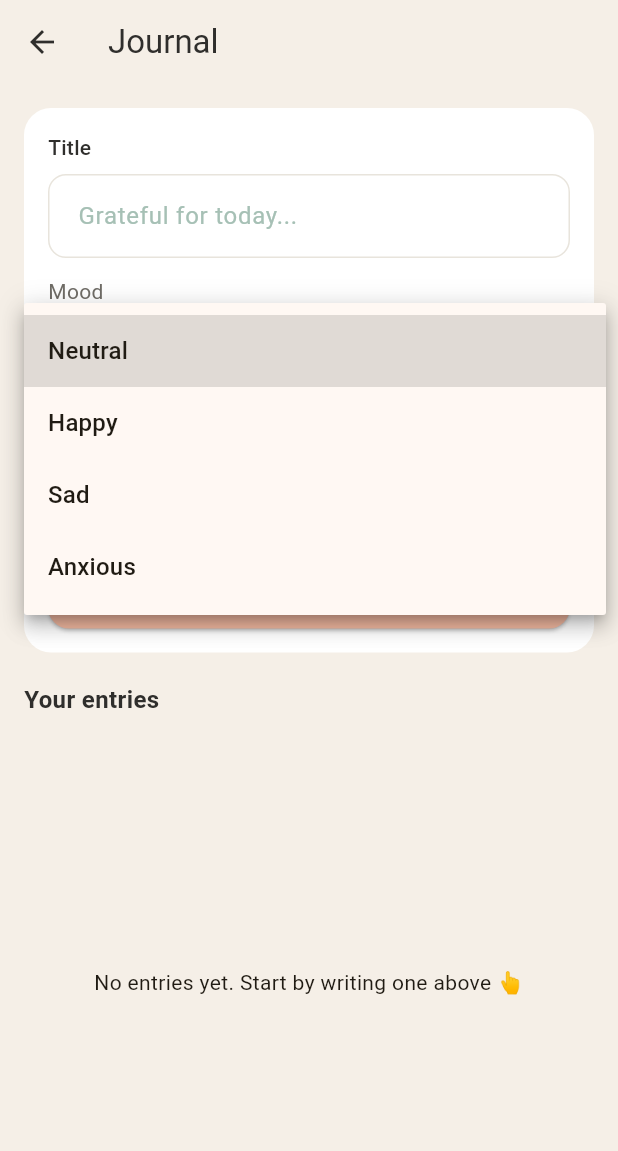
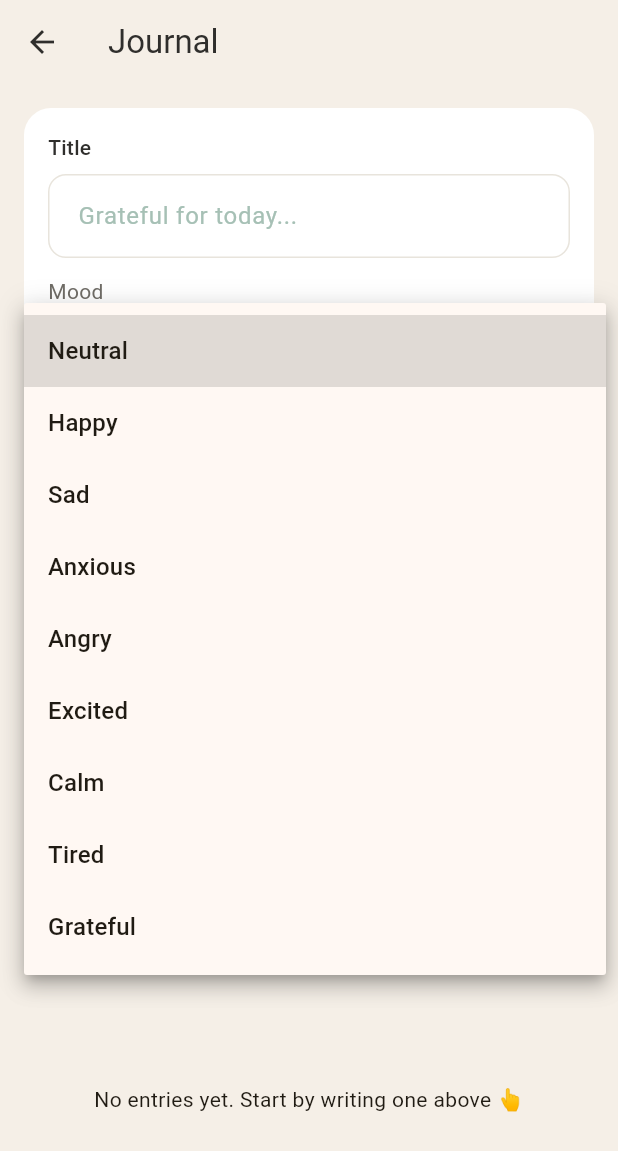
Before and after one commit to sunnypatell/csci4100u-aurora, a Flutter app: the JournalScreen screen opened directly, after a tap on "Neutral", on a phone screen of 412 x 824 dp. Shown: the top 1151 px of the screen. Run offline on Flutter 3.47's test engine with Material 3 defaults, Android fonts, the phone set to English and light mode, and no system bars; our stand-ins replace cloud_firestore, firebase_auth, firebase_core; accounts and stored records are empty.

Commit message:
chore(journals): databox overflow fix, added moods. search feat, client-side filtration, truncated long text preview

```diff
--- a/aurora_app/lib/screens/journal_screen.dart
+++ b/aurora_app/lib/screens/journal_screen.dart
@@ -15,14 +15,21 @@ class JournalScreen extends StatefulWidget {
 class _JournalScreenState extends State<JournalScreen> {
   final _titleController = TextEditingController();
   final _contentController = TextEditingController();
+  final _searchController = TextEditingController();
   String _selectedMood = 'neutral';
   bool _isSaving = false;
+  String _filterMood = 'all';
 
   // Moods -> emoji + color for pill background
   static const Map<String, String> _moodEmoji = {
     'happy': '😊',
     'sad': '😢',
     'anxious': '😰',
+    'angry': '😠',
+    'excited': '🤩',
+    'calm': '😌',
+    'tired': '🥱',
+    'grateful': '🙏',
     'neutral': '😐',
   };
 
@@ -58,6 +65,7 @@ class _JournalScreenState extends State<JournalScreen> {
   void dispose() {
     _titleController.dispose();
     _contentController.dispose();
+    _searchController.dispose();
     super.dispose();
   }
 
@@ -130,6 +138,7 @@ class _JournalScreenState extends State<JournalScreen> {
                           controller: _titleController,
                           label: 'Title',
                           hintText: 'Grateful for today...',
+                          textCapitalization: TextCapitalization.sentences,
                         ),
                         const SizedBox(height: 12),
                         const Text(
@@ -162,22 +171,15 @@ class _JournalScreenState extends State<JournalScreen> {
                                 const EdgeInsets.symmetric(horizontal: 12),
                           ),
                           items: const [
-                            DropdownMenuItem(
-                              value: 'neutral',
-                              child: Text('Neutral'),
-                            ),
-                            DropdownMenuItem(
-                              value: 'happy',
-                              child: Text('Happy'),
-                            ),
-                            DropdownMenuItem(
-                              value: 'sad',
-                              child: Text('Sad'),
-                            ),
-                            DropdownMenuItem(
-                              value: 'anxious',
-                              child: Text('Anxious'),
-                            ),
+                            DropdownMenuItem(value: 'neutral', child: Text('Neutral')),
+                            DropdownMenuItem(value: 'happy', child: Text('Happy')),
+                            DropdownMenuItem(value: 'sad', child: Text('Sad')),
+                            DropdownMenuItem(value: 'anxious', child: Text('Anxious')),
+                            DropdownMenuItem(value: 'angry', child: Text('Angry')),
+                            DropdownMenuItem(value: 'excited', child: Text('Excited')),
+                            DropdownMenuItem(value: 'calm', child: Text('Calm')),
+                            DropdownMenuItem(value: 'tired', child: Text('Tired')),
+                            DropdownMenuItem(value: 'grateful', child: Text('Grateful')),
                           ],
                           onChanged: (val) {
                             if (val != null) {
@@ -190,6 +192,10 @@ class _JournalScreenState extends State<JournalScreen> {
                           controller: _contentController,
                           label: 'Entry',
                           hintText: 'Write about your day, thoughts, feelings...',
+                          keyboardType: TextInputType.multiline,
+                          textCapitalization: TextCapitalization.sentences,
+                          minLines: 5,
+                          maxLines: 12,
                           validator: null,
                         ),
                         const SizedBox(height: 16),
@@ -229,9 +235,12 @@ class _JournalScreenState extends State<JournalScreen> {
                   ),
                 ),
                 const SizedBox(height: 4),
-                const Padding(
-                  padding: EdgeInsets.symmetric(horizontal: 16.0),
-                  child: Align(
+                Padding(
+                  padding: const EdgeInsets.symmetric(horizontal: 16.0),
+                  child: Column(
+                    crossAxisAlignment: CrossAxisAlignment.stretch,
+                    children: [
+                      const Align(
                         alignment: Alignment.centerLeft,
                         child: Text(
                           'Your entries',
@@ -241,6 +250,69 @@ class _JournalScreenState extends State<JournalScreen> {
                             color: Color(0xFF2F2E2C),
                           ),
                         ),
+                      ),
+                      const SizedBox(height: 10),
+                      // Search and filter row
+                      Row(
+                        children: [
+                          // Search by title
+                          Expanded(
+                            child: TextField(
+                              controller: _searchController,
+                              onChanged: (_) => setState(() {}),
+                              decoration: InputDecoration(
+                                hintText: 'Search by title…',
+                                prefixIcon: const Icon(Icons.search),
+                                suffixIcon: _searchController.text.isNotEmpty
+                                    ? IconButton(
+                                        icon: const Icon(Icons.clear),
+                                        onPressed: () {
+                                          _searchController.clear();
+                                          setState(() {});
+                                        },
+                                      )
+                                    : null,
+                                filled: true,
+                                fillColor: Colors.white,
+                                contentPadding: const EdgeInsets.symmetric(horizontal: 12, vertical: 0),
+                                border: OutlineInputBorder(
+                                  borderRadius: BorderRadius.circular(12),
+                                  borderSide: BorderSide.none,
+                                ),
+                              ),
+                            ),
+                          ),
+                          const SizedBox(width: 12),
+                          // Mood filter dropdown
+                          DropdownButtonHideUnderline(
+                            child: Container(
+                              padding: const EdgeInsets.symmetric(horizontal: 12),
+                              decoration: BoxDecoration(
+                                color: Colors.white,
+                                borderRadius: BorderRadius.circular(12),
+                                border: Border.all(color: const Color(0xFFE8E4DC)),
+                              ),
+                              child: DropdownButton<String>(
+                                value: _filterMood,
+                                items: const [
+                                  DropdownMenuItem(value: 'all', child: Text('All')),
+                                  DropdownMenuItem(value: 'happy', child: Text('Happy')),
+                                  DropdownMenuItem(value: 'sad', child: Text('Sad')),
+                                  DropdownMenuItem(value: 'anxious', child: Text('Anxious')),
+                                  DropdownMenuItem(value: 'angry', child: Text('Angry')),
+                                  DropdownMenuItem(value: 'excited', child: Text('Excited')),
+                                  DropdownMenuItem(value: 'calm', child: Text('Calm')),
+                                  DropdownMenuItem(value: 'tired', child: Text('Tired')),
+                                  DropdownMenuItem(value: 'grateful', child: Text('Grateful')),
+                                  DropdownMenuItem(value: 'neutral', child: Text('Neutral')),
+                                ],
+                                onChanged: (v) => setState(() => _filterMood = v ?? 'all'),
+                              ),
+                            ),
+                          ),
+                        ],
+                      ),
+                    ],
                   ),
                 ),
                 const SizedBox(height: 8),
@@ -253,7 +325,20 @@ class _JournalScreenState extends State<JournalScreen> {
                         return const Center(
                             child: CircularProgressIndicator());
                       }
-                      final docs = snapshot.data?.docs ?? [];
+                      List<QueryDocumentSnapshot<Map<String, dynamic>>> docs = snapshot.data?.docs ?? [];
+
+                      // Client-side filtering: by mood and title search
+                      final q = _searchController.text.trim().toLowerCase();
+                      if (_filterMood != 'all') {
+                        docs = docs.where((d) => (d.data()['mood'] ?? 'neutral') == _filterMood).toList();
+                      }
+                      if (q.isNotEmpty) {
+                        docs = docs.where((d) {
+                          final title = (d.data()['title'] ?? '').toString().toLowerCase();
+                          return title.contains(q);
+                        }).toList();
+                      }
+
                       if (docs.isEmpty) {
                         return const Center(
                           child: Text(
@@ -352,6 +437,8 @@ class _JournalScreenState extends State<JournalScreen> {
                                       fontSize: 13.5,
                                       color: Color(0xFF6F6C66),
                                     ),
+                                    maxLines: 6,
+                                    overflow: TextOverflow.fade,
                                   ),
                                   if (created != null) ...[
                                     const SizedBox(height: 8),
--- a/aurora_app/lib/widgets/auth/custom_text_field.dart
+++ b/aurora_app/lib/widgets/auth/custom_text_field.dart
@@ -10,6 +10,10 @@ class CustomTextField extends StatelessWidget {
   final String? Function(String?)? validator;
   final TextCapitalization textCapitalization;
   final ValueChanged<String>? onChanged;
+  final int? minLines;
+  final int? maxLines;
+  final bool expands;
+  final TextInputAction? textInputAction;
 
   const CustomTextField({
     super.key,
@@ -22,6 +26,10 @@ class CustomTextField extends StatelessWidget {
     this.validator,
     this.textCapitalization = TextCapitalization.none,
     this.onChanged,
+    this.minLines,
+    this.maxLines,
+    this.expands = false,
+    this.textInputAction,
   });
 
   @override
@@ -46,6 +54,10 @@ class CustomTextField extends StatelessWidget {
           textCapitalization: textCapitalization,
           onChanged: onChanged,
           validator: validator,
+          minLines: expands ? null : minLines,
+          maxLines: expands ? null : (maxLines ?? (obscureText ? 1 : 1)),
+          expands: expands,
+          textInputAction: textInputAction,
           style: const TextStyle(
             fontSize: 16,
             color: Color(0xFF2F2E2C),
```
Also changed, not shown: 1 other file. Lines whose indentation alone changed are shown as unchanged.
